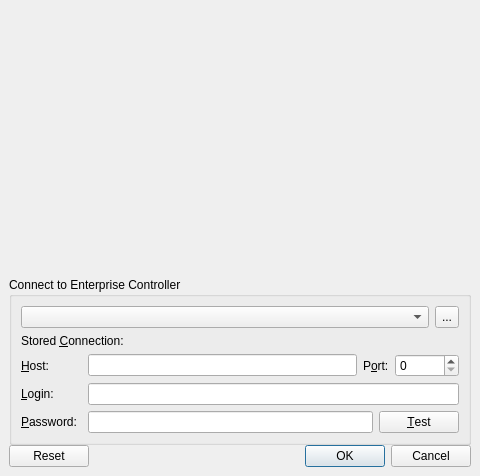
Old version of the form client/src/ui/dialogs/login_dialog.ui in the repository networkoptix/nx_open.
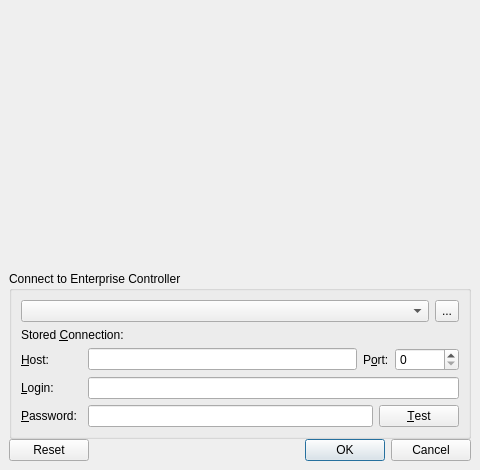
New version of the form.

Commit message:
1) About dialog changed
2) Ligin dialog - indends adjusted
3) traytool renamings

<==== Mercurial data ====>
Branch: master

Patch:
```diff
--- a/client/src/ui/dialogs/login_dialog.ui
+++ b/client/src/ui/dialogs/login_dialog.ui
@@ -7,7 +7,7 @@
     <x>0</x>
     <y>0</y>
     <width>480</width>
-    <height>476</height>
+    <height>470</height>
    </rect>
   </property>
   <property name="windowTitle">
```
The commit also changes 2 other files.
